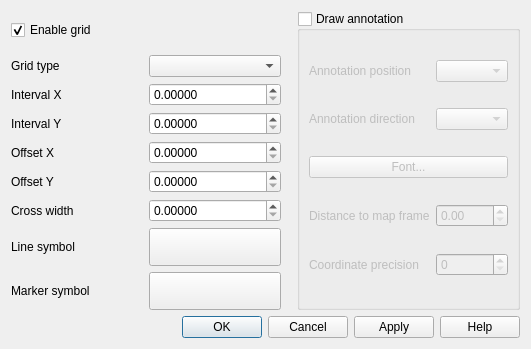
First picture: the form in src/ui/qgsdecorationgriddialog.ui, repository qgis/QGIS, before the edit.
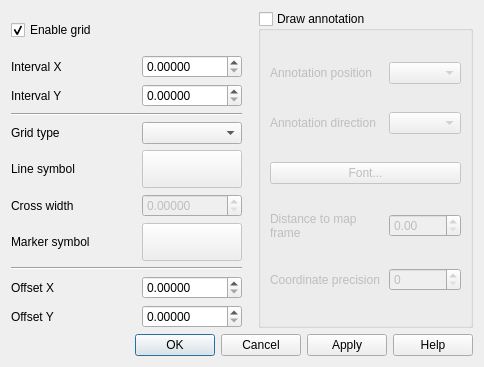
Second picture: the form after the edit.

Commit message: UI tweaks + selectively enable line/cross width/marker picker

```diff
--- a/src/ui/qgsdecorationgriddialog.ui
+++ b/src/ui/qgsdecorationgriddialog.ui
@@ -6,8 +6,8 @@
    <rect>
     <x>0</x>
     <y>0</y>
-    <width>531</width>
-    <height>349</height>
+    <width>484</width>
+    <height>367</height>
    </rect>
   </property>
   <property name="windowTitle">
@@ -18,137 +18,27 @@
     <enum>QLayout::SetMinimumSize</enum>
    </property>
    <item>
-    <layout class="QGridLayout" name="gridLayout_3" columnminimumwidth="125,0,0,0,0">
-     <item row="1" column="0">
-      <widget class="QLabel" name="mGridTypeLabel">
-       <property name="accessibleName">
-        <string extracomment="Hello translotor"/>
-       </property>
-       <property name="text">
-        <string>Grid type</string>
-       </property>
-       <property name="wordWrap">
-        <bool>true</bool>
-       </property>
-      </widget>
-     </item>
-     <item row="1" column="2">
-      <widget class="QComboBox" name="mGridTypeComboBox"/>
-     </item>
-     <item row="2" column="0">
-      <widget class="QLabel" name="mIntervalXLabel">
-       <property name="text">
-        <string>Interval X</string>
-       </property>
-       <property name="wordWrap">
-        <bool>true</bool>
-       </property>
-      </widget>
-     </item>
-     <item row="2" column="2">
-      <widget class="QDoubleSpinBox" name="mIntervalXSpinBox">
+    <layout class="QGridLayout" name="gridLayout_3" columnstretch="0,0,0,0" columnminimumwidth="125,100,0,0">
+     <item row="0" column="0">
+      <widget class="QCheckBox" name="chkEnable">
        <property name="sizePolicy">
-        <sizepolicy hsizetype="Minimum" vsizetype="Fixed">
+        <sizepolicy hsizetype="Minimum" vsizetype="Minimum">
          <horstretch>0</horstretch>
          <verstretch>0</verstretch>
         </sizepolicy>
        </property>
-       <property name="decimals">
-        <number>5</number>
+       <property name="layoutDirection">
+        <enum>Qt::LeftToRight</enum>
        </property>
-       <property name="maximum">
-        <double>9999999.000000000000000</double>
-       </property>
-      </widget>
-     </item>
-     <item row="3" column="0">
-      <widget class="QLabel" name="mIntervalYLabel">
        <property name="text">
-        <string>Interval Y</string>
+        <string>Enable grid</string>
        </property>
-       <property name="wordWrap">
+       <property name="checked">
         <bool>true</bool>
        </property>
       </widget>
      </item>
-     <item row="3" column="2">
-      <widget class="QDoubleSpinBox" name="mIntervalYSpinBox">
-       <property name="decimals">
-        <number>5</number>
-       </property>
-       <property name="maximum">
-        <double>9999999.000000000000000</double>
-       </property>
-      </widget>
-     </item>
-     <item row="4" column="0">
-      <widget class="QLabel" name="mOffsetXLabel">
-       <property name="text">
-        <string>Offset X</string>
-       </property>
-       <property name="wordWrap">
-        <bool>true</bool>
-       </property>
-      </widget>
-     </item>
-     <item row="4" column="2">
-      <widget class="QDoubleSpinBox" name="mOffsetXSpinBox">
-       <property name="decimals">
-        <number>5</number>
-       </property>
-       <property name="maximum">
-        <double>9999999.000000000000000</double>
-       </property>
-      </widget>
-     </item>
-     <item row="5" column="0">
-      <widget class="QLabel" name="mOffsetYLabel">
-       <property name="text">
-        <string>Offset Y</string>
-       </property>
-       <property name="wordWrap">
-        <bool>true</bool>
-       </property>
-      </widget>
-     </item>
-     <item row="5" column="2">
-      <widget class="QDoubleSpinBox" name="mOffsetYSpinBox">
-       <property name="decimals">
-        <number>5</number>
-       </property>
-       <property name="maximum">
-        <double>9999999.000000000000000</double>
-       </property>
-      </widget>
-     </item>
-     <item row="6" column="0">
-      <widget class="QLabel" name="mCrossWidthLabel">
-       <property name="text">
-        <string>Cross width</string>
-       </property>
-       <property name="wordWrap">
-        <bool>true</bool>
-       </property>
-      </widget>
-     </item>
-     <item row="6" column="2">
-      <widget class="QDoubleSpinBox" name="mCrossWidthSpinBox">
-       <property name="decimals">
-        <number>5</number>
-       </property>
-      </widget>
-     </item>
-     <item row="7" column="0">
-      <widget class="QLabel" name="mLineSymbolLabel">
-       <property name="text">
-        <string>Line symbol</string>
-       </property>
-       <property name="wordWrap">
-        <bool>true</bool>
-       </property>
-      </widget>
-     </item>
-     <item row="5" column="3">
+     <item row="0" column="2">
       <spacer name="horizontalSpacer">
        <property name="orientation">
         <enum>Qt::Horizontal</enum>
@@ -164,26 +54,7 @@
        </property>
       </spacer>
      </item>
-     <item row="0" column="0">
-      <widget class="QCheckBox" name="chkEnable">
-       <property name="sizePolicy">
-        <sizepolicy hsizetype="Minimum" vsizetype="Minimum">
-         <horstretch>0</horstretch>
-         <verstretch>0</verstretch>
-        </sizepolicy>
-       </property>
-       <property name="layoutDirection">
-        <enum>Qt::LeftToRight</enum>
-       </property>
-       <property name="text">
-        <string>Enable grid</string>
-       </property>
-       <property name="checked">
-        <bool>true</bool>
-       </property>
-      </widget>
-     </item>
-     <item row="0" column="4" rowspan="9">
+     <item row="0" column="3" rowspan="11">
       <widget class="QGroupBox" name="mDrawAnnotationCheckBox">
        <property name="title">
         <string>Draw annotation</string>
@@ -266,39 +137,252 @@
        </layout>
       </widget>
      </item>
-     <item row="8" column="0">
+     <item row="1" column="0">
+      <widget class="QLabel" name="mIntervalXLabel">
+       <property name="text">
+        <string>Interval X</string>
+       </property>
+       <property name="wordWrap">
+        <bool>true</bool>
+       </property>
+      </widget>
+     </item>
+     <item row="2" column="0">
+      <widget class="QLabel" name="mIntervalYLabel">
+       <property name="text">
+        <string>Interval Y</string>
+       </property>
+       <property name="wordWrap">
+        <bool>true</bool>
+       </property>
+      </widget>
+     </item>
+     <item row="3" column="0" colspan="2">
+      <widget class="Line" name="line_2">
+       <property name="orientation">
+        <enum>Qt::Horizontal</enum>
+       </property>
+      </widget>
+     </item>
+     <item row="4" column="0">
+      <widget class="QLabel" name="mGridTypeLabel">
+       <property name="accessibleName">
+        <string extracomment="Hello translotor"/>
+       </property>
+       <property name="text">
+        <string>Grid type</string>
+       </property>
+       <property name="wordWrap">
+        <bool>true</bool>
+       </property>
+      </widget>
+     </item>
+     <item row="5" column="0">
+      <widget class="QLabel" name="mLineSymbolLabel">
+       <property name="text">
+        <string>Line symbol</string>
+       </property>
+       <property name="wordWrap">
+        <bool>true</bool>
+       </property>
+      </widget>
+     </item>
+     <item row="6" column="0">
+      <widget class="QLabel" name="mCrossWidthLabel">
+       <property name="text">
+        <string>Cross width</string>
+       </property>
+       <property name="wordWrap">
+        <bool>true</bool>
+       </property>
+      </widget>
+     </item>
+     <item row="7" column="0">
       <widget class="QLabel" name="mMarkerSymbolLabel">
        <property name="text">
         <string>Marker symbol</string>
        </property>
       </widget>
      </item>
-     <item row="7" column="2">
+     <item row="4" column="1">
+      <widget class="QComboBox" name="mGridTypeComboBox">
+       <property name="sizePolicy">
+        <sizepolicy hsizetype="Minimum" vsizetype="Fixed">
+         <horstretch>0</horstretch>
+         <verstretch>0</verstretch>
+        </sizepolicy>
+       </property>
+       <property name="minimumSize">
+        <size>
+         <width>100</width>
+         <height>0</height>
+        </size>
+       </property>
+      </widget>
+     </item>
+     <item row="5" column="1">
       <widget class="QPushButton" name="mLineSymbolButton">
+       <property name="enabled">
+        <bool>false</bool>
+       </property>
        <property name="sizePolicy">
-        <sizepolicy hsizetype="Preferred" vsizetype="Preferred">
+        <sizepolicy hsizetype="Minimum" vsizetype="Preferred">
          <horstretch>0</horstretch>
          <verstretch>0</verstretch>
         </sizepolicy>
        </property>
+       <property name="minimumSize">
+        <size>
+         <width>100</width>
+         <height>0</height>
+        </size>
+       </property>
        <property name="text">
         <string/>
        </property>
       </widget>
      </item>
-     <item row="8" column="2">
+     <item row="6" column="1">
+      <widget class="QDoubleSpinBox" name="mCrossWidthSpinBox">
+       <property name="enabled">
+        <bool>false</bool>
+       </property>
+       <property name="minimumSize">
+        <size>
+         <width>100</width>
+         <height>0</height>
+        </size>
+       </property>
+       <property name="decimals">
+        <number>5</number>
+       </property>
+      </widget>
+     </item>
+     <item row="7" column="1">
       <widget class="QPushButton" name="mMarkerSymbolButton">
+       <property name="enabled">
+        <bool>false</bool>
+       </property>
        <property name="sizePolicy">
-        <sizepolicy hsizetype="Preferred" vsizetype="Preferred">
+        <sizepolicy hsizetype="Minimum" vsizetype="Preferred">
          <horstretch>0</horstretch>
          <verstretch>0</verstretch>
         </sizepolicy>
        </property>
+       <property name="minimumSize">
+        <size>
+         <width>100</width>
+         <height>0</height>
+        </size>
+       </property>
        <property name="text">
         <string/>
        </property>
       </widget>
      </item>
+     <item row="8" column="0" colspan="2">
+      <widget class="Line" name="line_3">
+       <property name="orientation">
+        <enum>Qt::Horizontal</enum>
+       </property>
+      </widget>
+     </item>
+     <item row="9" column="0">
+      <widget class="QLabel" name="mOffsetXLabel">
+       <property name="text">
+        <string>Offset X</string>
+       </property>
+       <property name="wordWrap">
+        <bool>true</bool>
+       </property>
+      </widget>
+     </item>
+     <item row="10" column="0">
+      <widget class="QLabel" name="mOffsetYLabel">
+       <property name="text">
+        <string>Offset Y</string>
+       </property>
+       <property name="wordWrap">
+        <bool>true</bool>
+       </property>
+      </widget>
+     </item>
+     <item row="9" column="1">
+      <widget class="QDoubleSpinBox" name="mOffsetXSpinBox">
+       <property name="minimumSize">
+        <size>
+         <width>100</width>
+         <height>0</height>
+        </size>
+       </property>
+       <property name="decimals">
+        <number>5</number>
+       </property>
+       <property name="maximum">
+        <double>9999999.000000000000000</double>
+       </property>
+      </widget>
+     </item>
+     <item row="10" column="1">
+      <widget class="QDoubleSpinBox" name="mOffsetYSpinBox">
+       <property name="minimumSize">
+        <size>
+         <width>100</width>
+         <height>0</height>
+        </size>
+       </property>
+       <property name="decimals">
+        <number>5</number>
+       </property>
+       <property name="maximum">
+        <double>9999999.000000000000000</double>
+       </property>
+      </widget>
+     </item>
+     <item row="1" column="1">
+      <widget class="QDoubleSpinBox" name="mIntervalXSpinBox">
+       <property name="sizePolicy">
+        <sizepolicy hsizetype="Minimum" vsizetype="Fixed">
+         <horstretch>0</horstretch>
+         <verstretch>0</verstretch>
+        </sizepolicy>
+       </property>
+       <property name="minimumSize">
+        <size>
+         <width>100</width>
+         <height>0</height>
+        </size>
+       </property>
+       <property name="decimals">
+        <number>5</number>
+       </property>
+       <property name="maximum">
+        <double>9999999.000000000000000</double>
+       </property>
+      </widget>
+     </item>
+     <item row="2" column="1">
+      <widget class="QDoubleSpinBox" name="mIntervalYSpinBox">
+       <property name="sizePolicy">
+        <sizepolicy hsizetype="Minimum" vsizetype="Fixed">
+         <horstretch>0</horstretch>
+         <verstretch>0</verstretch>
+        </sizepolicy>
+       </property>
+       <property name="minimumSize">
+        <size>
+         <width>100</width>
+         <height>0</height>
+        </size>
+       </property>
+       <property name="decimals">
+        <number>5</number>
+       </property>
+       <property name="maximum">
+        <double>9999999.000000000000000</double>
+       </property>
+      </widget>
+     </item>
     </layout>
    </item>
    <item>
```
The commit also changes 3 other files.
